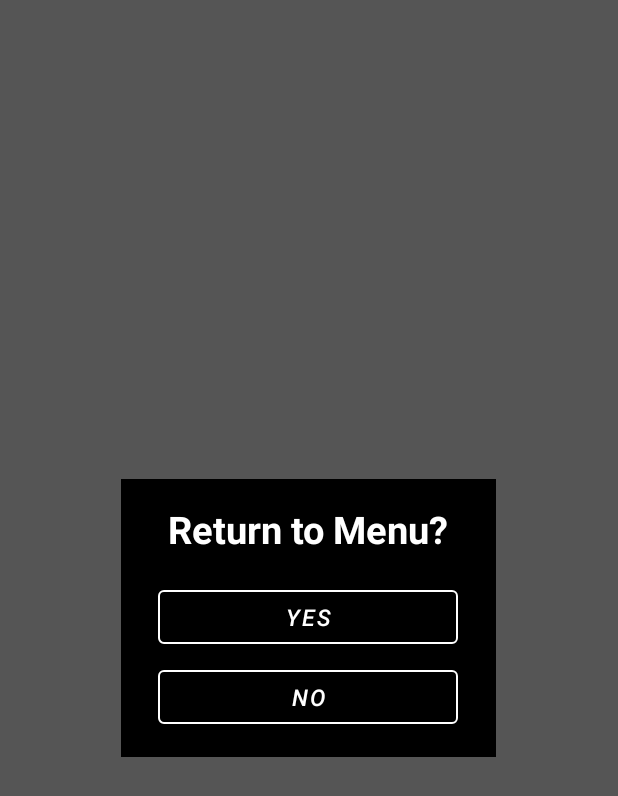
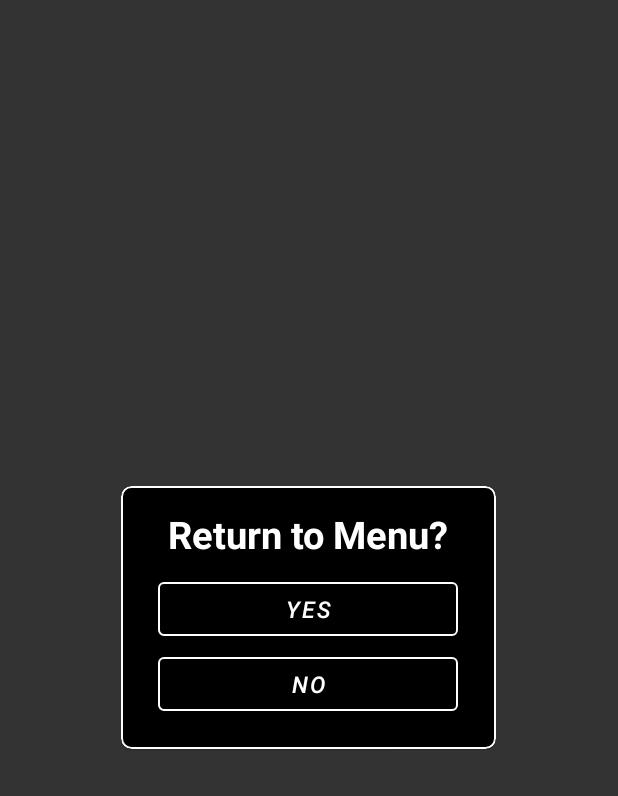
Before and after one commit to NyoomNyoom/COSC345-Manu-project, an Android app: the layout popup_window.xml on its own in the app's theme, with its tools: preview values and no code run, on a phone screen of 412 x 824 dp. Shown: the top 796 px of the screen. Run offline under Robolectric (Android 15) with nearby library versions, the phone set to English and light mode, and no system bars.

Commit message:
Added outline to "Return to Menu?" popup

```diff
--- a/ManuProjectFiles/app/src/main/res/layout/popup_window.xml
+++ b/ManuProjectFiles/app/src/main/res/layout/popup_window.xml
@@ -9,7 +9,7 @@
     xmlns:app="http://schemas.android.com/apk/res-auto"
     tools:context=".Pop"
     android:theme="@style/Theme.Manu.popupWindow"
-    android:background="#AA000000"
+    android:background="#CC000000"
     android:layout_gravity="center"
     android:gravity="center"
     android:orientation="vertical"
@@ -21,7 +21,15 @@
         android:layout_gravity="center"
         android:gravity="center"
         android:orientation="vertical"
-        android:background="@color/black"
+        >
+
+        <com.google.android.material.card.MaterialCardView
+            android:layout_width="250sp"
+            android:layout_height="175sp"
+            app:cardCornerRadius="7sp"
+            app:strokeWidth="1sp"
+            app:strokeColor="@color/white"
+            android:backgroundTint="@color/black"
             >
 
             <TextView
@@ -35,6 +43,8 @@
                 android:theme="@style/Theme.Manu.popupWindow"
                 android:textStyle="bold"
                 android:gravity="center"
+                android:layout_gravity="center"
+                android:layout_marginBottom="55sp"
                 />
 
             <com.google.android.material.button.MaterialButton
@@ -45,12 +55,12 @@
                 android:gravity="center"
                 android:layout_gravity="center"
                 android:textSize="15sp"
-            android:layout_marginTop="17sp"
                 android:backgroundTint="@color/black"
                 android:textColor="@color/white"
                 app:strokeWidth="1sp"
                 app:strokeColor="@color/white"
                 android:textStyle="italic"
+                android:layout_marginBottom="5sp"
                 />
 
             <com.google.android.material.button.MaterialButton
@@ -61,13 +71,22 @@
                 android:gravity="center"
                 android:layout_gravity="center"
                 android:textSize="15sp"
-            android:layout_marginTop="5sp"
+                android:layout_marginTop="50sp"
                 android:backgroundTint="@color/black"
                 android:textColor="@color/white"
                 app:strokeWidth="1sp"
                 app:strokeColor="@color/white"
                 android:textStyle="italic"
+                android:layout_marginBottom="5sp"
                 />
+
+        </com.google.android.material.card.MaterialCardView>
+
+
+
+
+
+
 
     </LinearLayout>
 
```
Lines whose indentation alone changed are shown as unchanged.
